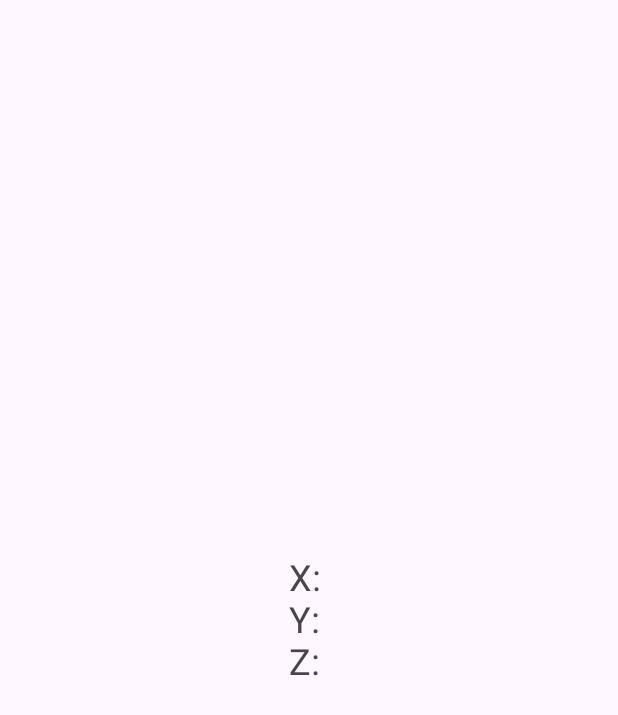
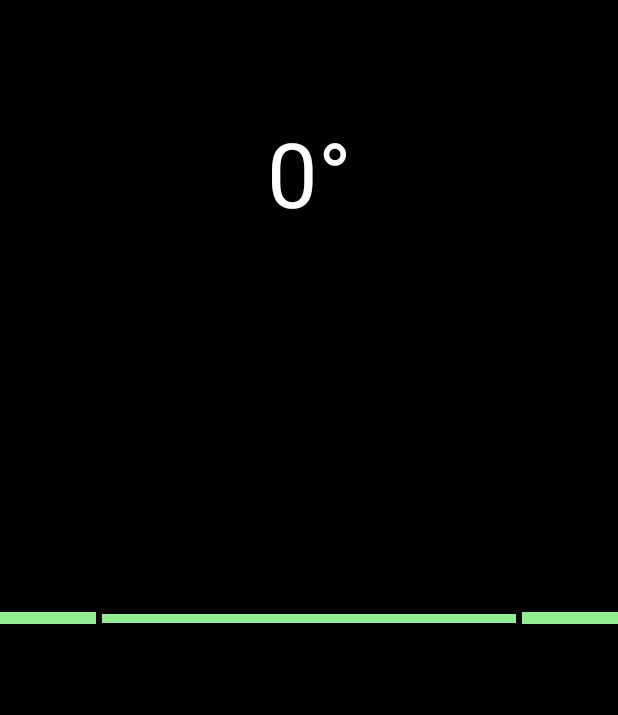
Before and after one commit to NORMss/SimpleAccelerometer, an Android app: the screen it shows after launch (MainActivity), on a phone screen of 412 x 824 dp. Before the commit the part shown is almost empty. Shown: the top 715 px of the screen. Run offline under Robolectric (Android 15) with nearby library versions, the phone set to English and light mode, and no system bars.

Commit message:
feat: added level meter
Closes #2

```diff
--- a/app/src/main/java/com/norm/mysimpleaccelerometer/MainActivity.kt
+++ b/app/src/main/java/com/norm/mysimpleaccelerometer/MainActivity.kt
@@ -1,27 +1,61 @@
 package com.norm.mysimpleaccelerometer
 
 import android.content.Context
+import android.graphics.Color
 import android.hardware.Sensor
 import android.hardware.SensorEvent
 import android.hardware.SensorEventListener
 import android.hardware.SensorManager
 import androidx.appcompat.app.AppCompatActivity
 import android.os.Bundle
+import android.widget.LinearLayout
 import android.widget.TextView
 
 class MainActivity : AppCompatActivity() {
     lateinit var sManager: SensorManager
+    private var magnetic = FloatArray(9)
+    private var gravity = FloatArray(9)
+
+    private var accrs = FloatArray(3)
+    private var magf = FloatArray(3)
+    private var values = FloatArray(3)
+
+    private val RADIANS_TO_DEGREES = 57.2958f
+
     override fun onCreate(savedInstanceState: Bundle?) {
         super.onCreate(savedInstanceState)
         setContentView(R.layout.activity_main)
         val tvSensor = findViewById<TextView>(R.id.tvSensor)
+        val lRotation = findViewById<LinearLayout>(R.id.lRotation)
         sManager = getSystemService(Context.SENSOR_SERVICE) as SensorManager
         val sensor = sManager.getDefaultSensor(Sensor.TYPE_ACCELEROMETER)
+        val sensor2 = sManager.getDefaultSensor(Sensor.TYPE_MAGNETIC_FIELD)
         val sListener = object : SensorEventListener {
-            override fun onSensorChanged(sEvent: SensorEvent?) {
-                val value = sEvent?.values
-                val sData = "X: ${value?.get(0)}\nY: ${value?.get(1)}\nZ: ${value?.get(2)}"
-                tvSensor.text = sData
+            override fun onSensorChanged(event: SensorEvent?) {
+                when (event?.sensor?.type) {
+                    Sensor.TYPE_ACCELEROMETER -> accrs = event.values.clone()
+                    Sensor.TYPE_MAGNETIC_FIELD -> magf = event.values.clone()
+                }
+                SensorManager.getRotationMatrix(gravity, magnetic, accrs, magf)
+                val outGravity = FloatArray(9)
+                SensorManager.remapCoordinateSystem(
+                    gravity,
+                    SensorManager.AXIS_X,
+                    SensorManager.AXIS_Z,
+                    outGravity
+                )
+                SensorManager.getOrientation(outGravity, values)
+                val degree = values[2] * RADIANS_TO_DEGREES
+                val rotate = 270 + degree
+                lRotation.rotation = rotate
+                val rData = 90 + degree
+                val color = if (rData.toInt() == 0) {
+                    Color.GREEN
+                } else {
+                    Color.RED
+                }
+                lRotation.setBackgroundColor(color)
+                tvSensor.text = "${rData.toInt()}°"
             }
 
             override fun onAccuracyChanged(p0: Sensor?, p1: Int) {
@@ -29,5 +63,6 @@ class MainActivity : AppCompatActivity() {
             }
         }
         sManager.registerListener(sListener, sensor, SensorManager.SENSOR_DELAY_NORMAL)
+        sManager.registerListener(sListener, sensor2, SensorManager.SENSOR_DELAY_NORMAL)
     }
 }
--- a/app/src/main/res/layout/activity_main.xml
+++ b/app/src/main/res/layout/activity_main.xml
@@ -4,17 +4,55 @@
     xmlns:tools="http://schemas.android.com/tools"
     android:layout_width="match_parent"
     android:layout_height="match_parent"
+    android:background="@color/black"
     tools:context=".MainActivity">
 
     <TextView
         android:id="@+id/tvSensor"
         android:layout_width="wrap_content"
         android:layout_height="wrap_content"
-        android:text="X: \nY: \nZ: "
-        android:textSize="24sp"
+        android:text="0°"
+        android:textColor="@color/white"
+        android:textSize="60sp"
         app:layout_constraintBottom_toBottomOf="parent"
         app:layout_constraintEnd_toEndOf="parent"
         app:layout_constraintStart_toStartOf="parent"
-        app:layout_constraintTop_toTopOf="parent" />
+        app:layout_constraintTop_toTopOf="parent"
+        app:layout_constraintVertical_bias="0.100000024" />
+
+    <LinearLayout
+        android:id="@+id/lRotation"
+        android:layout_width="0dp"
+        android:layout_height="6dp"
+        android:layout_marginStart="4dp"
+        android:layout_marginEnd="4dp"
+        android:background="@color/my_light_green"
+        android:orientation="horizontal"
+        app:layout_constraintBottom_toBottomOf="@+id/linearLayout"
+        app:layout_constraintEnd_toStartOf="@+id/linearLayout2"
+        app:layout_constraintStart_toEndOf="@+id/linearLayout"
+        app:layout_constraintTop_toTopOf="@+id/linearLayout"></LinearLayout>
+
+    <LinearLayout
+        android:id="@+id/linearLayout2"
+        android:layout_width="64dp"
+        android:layout_height="8dp"
+        android:background="@color/my_light_green"
+        android:orientation="horizontal"
+        app:layout_constraintBottom_toBottomOf="parent"
+        app:layout_constraintEnd_toEndOf="parent"
+        app:layout_constraintTop_toTopOf="parent"></LinearLayout>
+
+    <LinearLayout
+        android:id="@+id/linearLayout"
+        android:layout_width="64dp"
+        android:layout_height="8dp"
+        android:background="@color/my_light_green"
+        android:orientation="horizontal"
+        app:layout_constraintBottom_toBottomOf="parent"
+        app:layout_constraintStart_toStartOf="parent"
+        app:layout_constraintTop_toTopOf="parent">
+
+    </LinearLayout>
 
 </androidx.constraintlayout.widget.ConstraintLayout>
--- a/app/src/main/res/values/colors.xml
+++ b/app/src/main/res/values/colors.xml
@@ -2,4 +2,6 @@
 <resources>
     <color name="black">#FF000000</color>
     <color name="white">#FFFFFFFF</color>
+
+    <color name="my_light_green">#FF90ee90</color>
 </resources>
```
